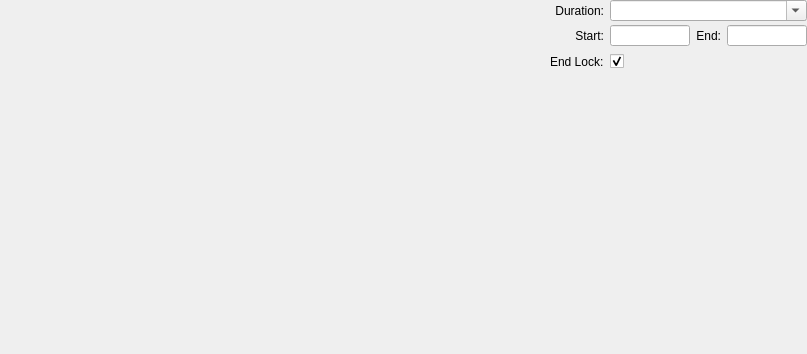
nedrysoft/pingnoo, file src/components/RouteAnalyser/ViewportRibbonGroup.ui: the form before one commit.
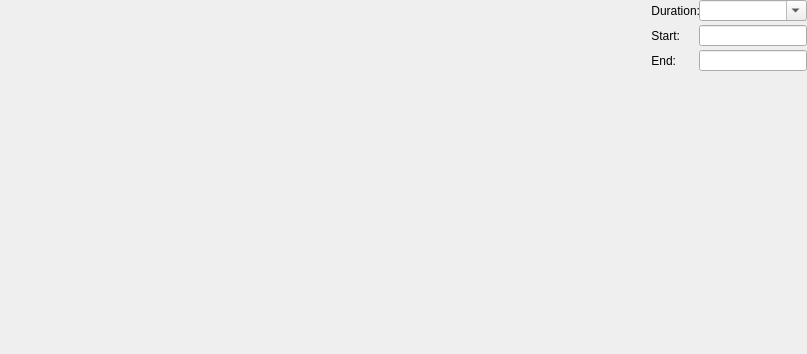
The form after the commit. Custom widgets are drawn as their Qt base class.

The edit to the form file:
```diff
--- a/src/components/RouteAnalyser/ViewportRibbonGroup.ui
+++ b/src/components/RouteAnalyser/ViewportRibbonGroup.ui
@@ -40,7 +40,7 @@
    </property>
    <item row="0" column="1">
     <widget class="QWidget" name="widget" native="true">
-     <layout class="QGridLayout" name="gridLayout" columnstretch="0,0,0,0" columnminimumwidth="0,0,0,0">
+     <layout class="QGridLayout" name="gridLayout" columnstretch="0,0,0,0,0">
       <property name="sizeConstraint">
        <enum>QLayout::SetMinimumSize</enum>
       </property>
@@ -59,6 +59,14 @@
       <property name="verticalSpacing">
        <number>4</number>
       </property>
+      <item row="1" column="0">
+       <layout class="QFormLayout" name="formLayout">
+        <property name="fieldGrowthPolicy">
+         <enum>QFormLayout::ExpandingFieldsGrow</enum>
+        </property>
+        <property name="verticalSpacing">
+         <number>4</number>
+        </property>
       <item row="0" column="0">
        <widget class="QLabel" name="durationLabel">
         <property name="sizePolicy">
@@ -81,71 +89,10 @@
         </property>
        </widget>
       </item>
-      <item row="1" column="2">
-       <widget class="QLabel" name="endLabel">
-        <property name="maximumSize">
-         <size>
-          <width>16777215</width>
-          <height>21</height>
-         </size>
-        </property>
-        <property name="text">
-         <string>End:</string>
-        </property>
-        <property name="alignment">
-         <set>Qt::AlignRight|Qt::AlignTrailing|Qt::AlignVCenter</set>
-        </property>
-       </widget>
-      </item>
-      <item row="5" column="1">
-       <widget class="Nedrysoft::Ribbon::RibbonCheckBox" name="endLockCheckBox">
-        <property name="maximumSize">
-         <size>
-          <width>16777215</width>
-          <height>21</height>
-         </size>
-        </property>
-        <property name="text">
-         <string/>
-        </property>
-        <property name="checked">
-         <bool>true</bool>
-        </property>
-       </widget>
-      </item>
-      <item row="5" column="0">
-       <widget class="QLabel" name="endLockLabel">
-        <property name="sizePolicy">
-         <sizepolicy hsizetype="Preferred" vsizetype="Fixed">
-          <horstretch>0</horstretch>
-          <verstretch>0</verstretch>
-         </sizepolicy>
-        </property>
-        <property name="maximumSize">
-         <size>
-          <width>16777215</width>
-          <height>21</height>
-         </size>
-        </property>
-        <property name="text">
-         <string>End Lock:</string>
-        </property>
-       </widget>
-      </item>
-      <item row="1" column="3">
-       <widget class="Nedrysoft::Ribbon::RibbonLineEdit" name="endLineEdit">
-        <property name="maximumSize">
-         <size>
-          <width>80</width>
-          <height>21</height>
-         </size>
-        </property>
-       </widget>
-      </item>
-      <item row="0" column="1" colspan="3">
+        <item row="0" column="1">
        <widget class="Nedrysoft::Ribbon::RibbonComboBox" name="durationComboBox">
         <property name="sizePolicy">
-         <sizepolicy hsizetype="Minimum" vsizetype="Fixed">
+           <sizepolicy hsizetype="Expanding" vsizetype="Fixed">
           <horstretch>0</horstretch>
           <verstretch>0</verstretch>
          </sizepolicy>
@@ -187,52 +134,51 @@
        <widget class="Nedrysoft::Ribbon::RibbonLineEdit" name="startLineEdit">
         <property name="maximumSize">
          <size>
-          <width>80</width>
+            <width>150</width>
           <height>21</height>
          </size>
         </property>
        </widget>
       </item>
+        <item row="2" column="0">
+         <widget class="QLabel" name="endLabel">
+          <property name="maximumSize">
+           <size>
+            <width>16777215</width>
+            <height>21</height>
+           </size>
+          </property>
+          <property name="text">
+           <string>End:</string>
+          </property>
+          <property name="alignment">
+           <set>Qt::AlignRight|Qt::AlignTrailing|Qt::AlignVCenter</set>
+          </property>
+         </widget>
+        </item>
       <item row="2" column="1">
+         <widget class="Nedrysoft::Ribbon::RibbonLineEdit" name="endLineEdit">
+          <property name="sizePolicy">
+           <sizepolicy hsizetype="Expanding" vsizetype="Fixed">
+            <horstretch>0</horstretch>
+            <verstretch>0</verstretch>
+           </sizepolicy>
+          </property>
+          <property name="maximumSize">
+           <size>
+            <width>150</width>
+            <height>21</height>
+           </size>
+          </property>
+         </widget>
+        </item>
+       </layout>
+      </item>
+      <item row="3" column="0">
        <spacer name="verticalSpacer_2">
         <property name="orientation">
          <enum>Qt::Vertical</enum>
         </property>
-        <property name="sizeType">
-         <enum>QSizePolicy::Fixed</enum>
-        </property>
-        <property name="sizeHint" stdset="0">
-         <size>
-          <width>20</width>
-          <height>4</height>
-         </size>
-        </property>
-       </spacer>
-      </item>
-     </layout>
-    </widget>
-   </item>
-   <item row="0" column="0">
-    <widget class="Nedrysoft::RouteAnalyser::TrimmerWidget" name="trimmerWidget" native="true">
-     <property name="sizePolicy">
-      <sizepolicy hsizetype="Expanding" vsizetype="Fixed">
-       <horstretch>0</horstretch>
-       <verstretch>0</verstretch>
-      </sizepolicy>
-     </property>
-     <property name="maximumSize">
-      <size>
-       <width>16777215</width>
-       <height>70</height>
-      </size>
-     </property>
-    </widget>
-   </item>
-   <item row="1" column="1">
-    <spacer name="verticalSpacer">
-     <property name="orientation">
-      <enum>Qt::Vertical</enum>
-     </property>
      <property name="sizeHint" stdset="0">
       <size>
        <width>20</width>
@@ -240,6 +186,9 @@
       </size>
      </property>
     </spacer>
+      </item>
+     </layout>
+    </widget>
    </item>
   </layout>
  </widget>
@@ -256,11 +205,6 @@
    <header>Ribbon/RibbonComboBox.h</header>
    <container>1</container>
   </customwidget>
-  <customwidget>
-   <class>Nedrysoft::Ribbon::RibbonCheckBox</class>
-   <extends>QCheckBox</extends>
-   <header>Ribbon/RibbonCheckBox.h</header>
-  </customwidget>
   <customwidget>
    <class>Nedrysoft::RouteAnalyser::TrimmerWidget</class>
    <extends>QWidget</extends>
```
Left out of the diff: 29 changed lines with no effect on the pictures. Lines whose indentation alone changed are shown as unchanged.
